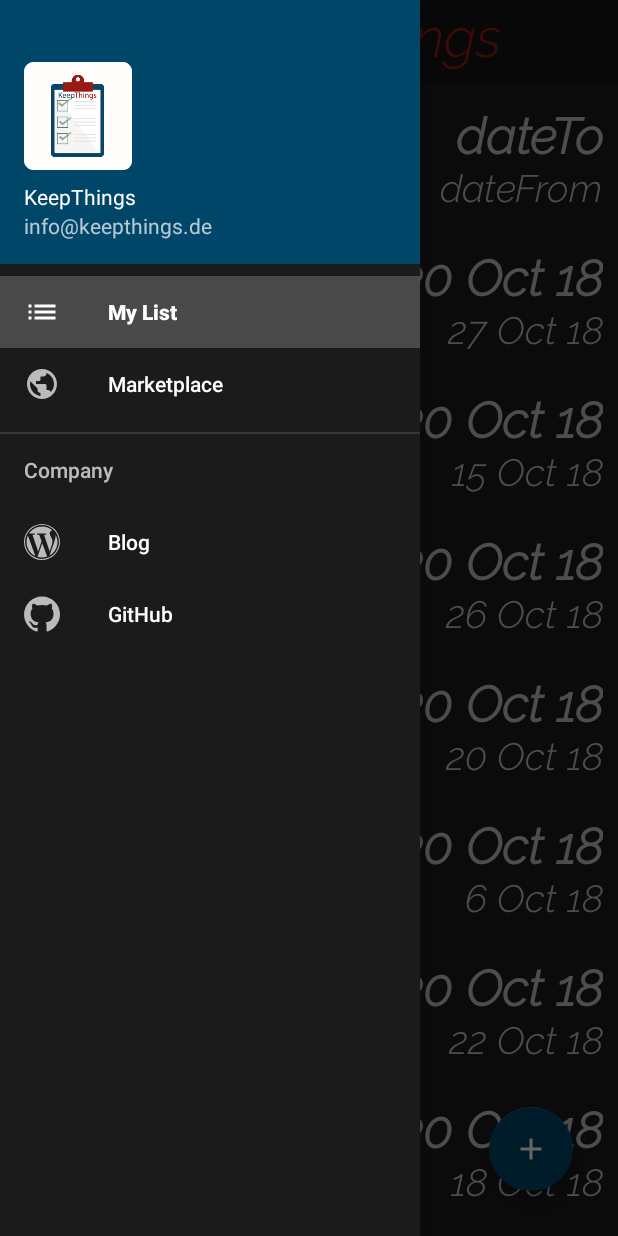
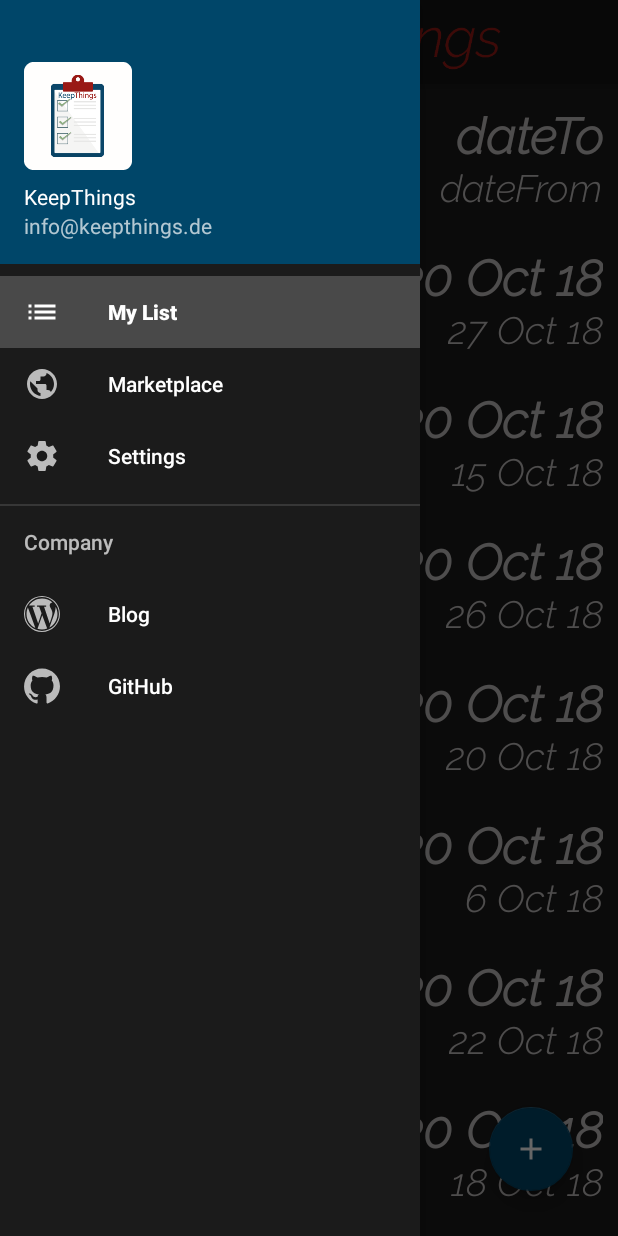
Before and after one commit to KeepThings/KeepThingsApp, an Android app: the screen it shows after launch (MainActivity), with the side drawer open, on a phone screen of 412 x 824 dp. Run offline under Robolectric (Android 15) with nearby library versions, the phone set to English and light mode, and no system bars.

Commit message:
#973 comment: Add settings menu entry time: 0.1 state: done

```diff
--- a/app/src/main/java/de/dhbw/students/keepthings/LendOutFragment.java
+++ b/app/src/main/java/de/dhbw/students/keepthings/LendOutFragment.java
@@ -11,7 +11,6 @@ import android.view.View;
 import android.view.ViewGroup;
 
 import java.util.ArrayList;
-import java.util.Arrays;
 
 public class LendOutFragment extends Fragment {
 
--- a/app/src/main/java/de/dhbw/students/keepthings/MainActivity.java
+++ b/app/src/main/java/de/dhbw/students/keepthings/MainActivity.java
@@ -118,6 +118,9 @@ public class MainActivity extends AppCompatActivity implements NavigationView.On
                 githubIntent.setData(Uri.parse(githubUrl));
                 startActivity(githubIntent);
                 break;
+            case R.id.nav_settings:
+
+                break;
         }
         drawer.closeDrawer(GravityCompat.START);
         return true;
--- /dev/null
+++ b/app/src/main/res/drawable/ic_settings.xml
@@ -0,0 +1,9 @@
+<vector xmlns:android="http://schemas.android.com/apk/res/android"
+        android:width="24dp"
+        android:height="24dp"
+        android:viewportWidth="24.0"
+        android:viewportHeight="24.0">
+    <path
+        android:fillColor="#FF000000"
+        android:pathData="M19.43,12.98c0.04,-0.32 0.07,-0.64 0.07,-0.98s-0.03,-0.66 -0.07,-0.98l2.11,-1.65c0.19,-0.15 0.24,-0.42 0.12,-0.64l-2,-3.46c-0.12,-0.22 -0.39,-0.3 -0.61,-0.22l-2.49,1c-0.52,-0.4 -1.08,-0.73 -1.69,-0.98l-0.38,-2.65C14.46,2.18 14.25,2 14,2h-4c-0.25,0 -0.46,0.18 -0.49,0.42l-0.38,2.65c-0.61,0.25 -1.17,0.59 -1.69,0.98l-2.49,-1c-0.23,-0.09 -0.49,0 -0.61,0.22l-2,3.46c-0.13,0.22 -0.07,0.49 0.12,0.64l2.11,1.65c-0.04,0.32 -0.07,0.65 -0.07,0.98s0.03,0.66 0.07,0.98l-2.11,1.65c-0.19,0.15 -0.24,0.42 -0.12,0.64l2,3.46c0.12,0.22 0.39,0.3 0.61,0.22l2.49,-1c0.52,0.4 1.08,0.73 1.69,0.98l0.38,2.65c0.03,0.24 0.24,0.42 0.49,0.42h4c0.25,0 0.46,-0.18 0.49,-0.42l0.38,-2.65c0.61,-0.25 1.17,-0.59 1.69,-0.98l2.49,1c0.23,0.09 0.49,0 0.61,-0.22l2,-3.46c0.12,-0.22 0.07,-0.49 -0.12,-0.64l-2.11,-1.65zM12,15.5c-1.93,0 -3.5,-1.57 -3.5,-3.5s1.57,-3.5 3.5,-3.5 3.5,1.57 3.5,3.5 -1.57,3.5 -3.5,3.5z"/>
+</vector>
--- a/app/src/main/res/menu/draw_menu.xml
+++ b/app/src/main/res/menu/draw_menu.xml
@@ -12,6 +12,10 @@
             android:id="@+id/nav_marketplace"
             android:icon="@drawable/ic_marketplace"
             android:title="@string/marketplace" />
+        <item
+            android:id="@+id/nav_settings"
+            android:icon="@drawable/ic_settings"
+            android:title="@string/settings" />
     </group>
 
     <item android:title="@string/company">
--- a/app/src/main/res/values/strings.xml
+++ b/app/src/main/res/values/strings.xml
@@ -19,5 +19,6 @@
     <string name="company">Company</string>
     <string name="blog">Blog</string>
     <string name="github">GitHub</string>
+    <string name="settings">Settings</string>
 
 </resources>
```
Also changed, not shown: 1 other file.
